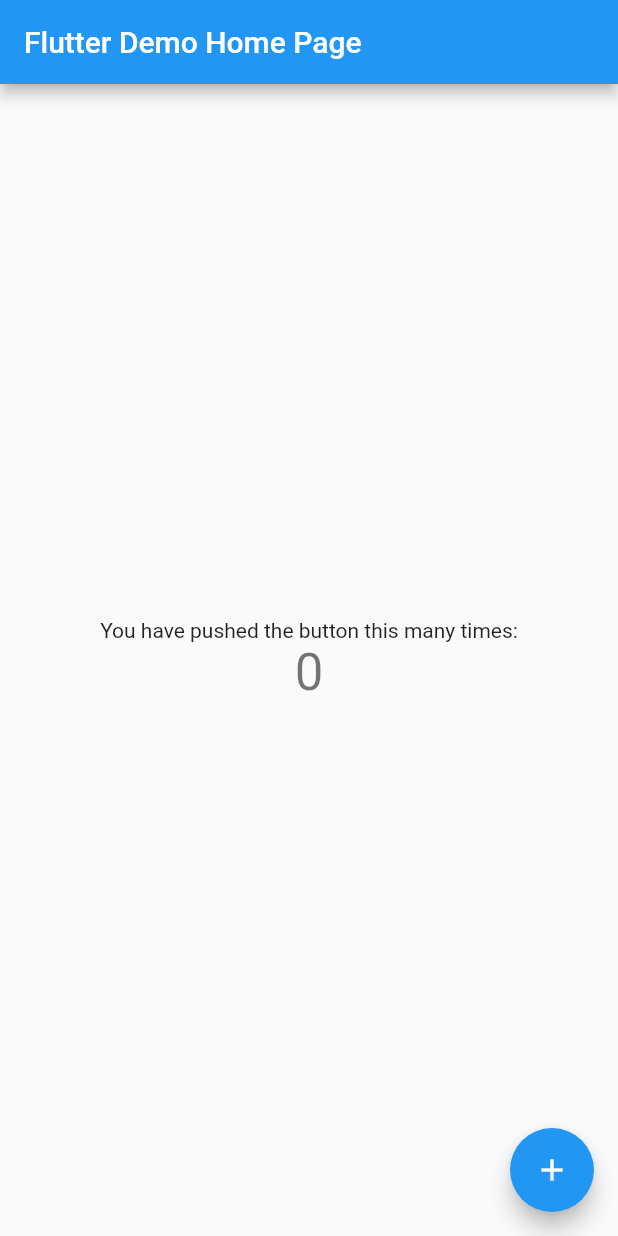
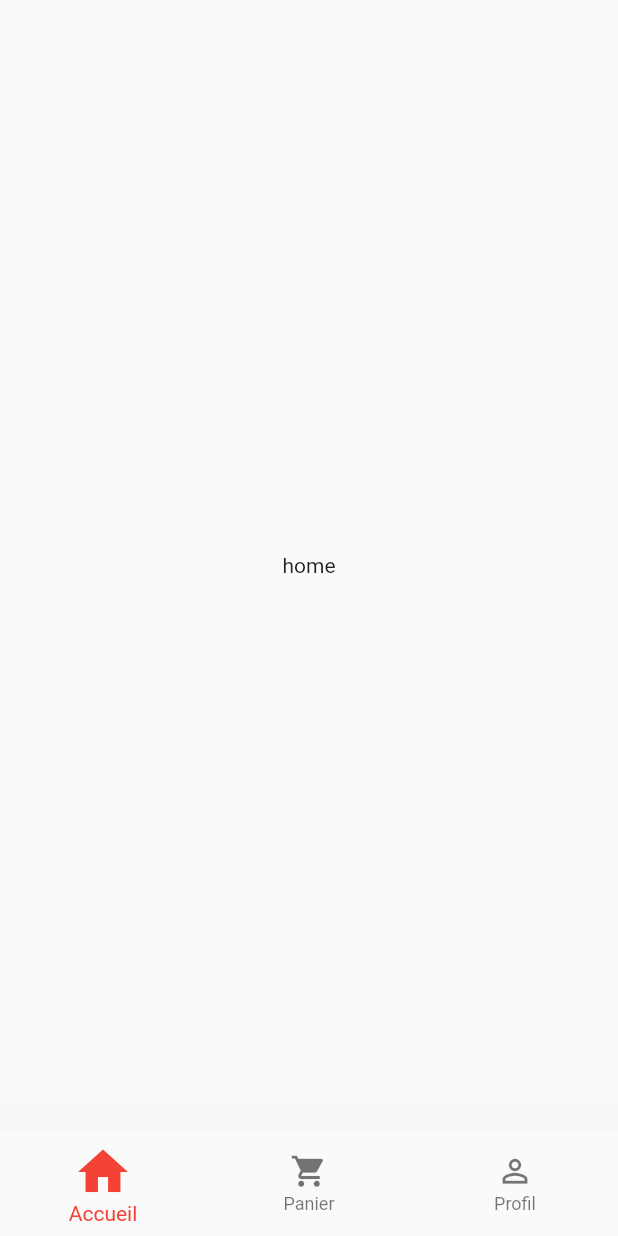
Before and after one commit to hamiltondarryl/mac_services, a Flutter app: the screen it shows after launch, on a phone screen of 412 x 824 dp. Run offline on Flutter 3.47's test engine with Material 2 defaults, Android fonts, the phone set to English and light mode, and no system bars.

Commit message:
mise à niveau

```diff
--- a/lib/main.dart
+++ b/lib/main.dart
@@ -1,4 +1,5 @@
 import 'package:flutter/material.dart';
+import 'package:mac_services/views/home.dart';
 
 void main() {
   runApp(MyApp());
@@ -9,105 +10,12 @@ class MyApp extends StatelessWidget {
   @override
   Widget build(BuildContext context) {
     return MaterialApp(
-      title: 'Flutter Demo',
+      title: 'Mac services',
       theme: ThemeData(
-        // This is the theme of your application.
-        //
-        // Try running your application with "flutter run". You'll see the
-        // application has a blue toolbar. Then, without quitting the app, try
-        // changing the primarySwatch below to Colors.green and then invoke
-        // "hot reload" (press "r" in the console where you ran "flutter run",
-        // or simply save your changes to "hot reload" in a Flutter IDE).
-        // Notice that the counter didn't reset back to zero; the application
-        // is not restarted.
         primarySwatch: Colors.blue,
       ),
-      home: MyHomePage(title: 'Flutter Demo Home Page'),
+      home: Home(),
+      debugShowCheckedModeBanner: false,
     );
   }
 }
-
-class MyHomePage extends StatefulWidget {
-  MyHomePage({Key key, this.title}) : super(key: key);
-
-  // This widget is the home page of your application. It is stateful, meaning
-  // that it has a State object (defined below) that contains fields that affect
-  // how it looks.
-
-  // This class is the configuration for the state. It holds the values (in this
-  // case the title) provided by the parent (in this case the App widget) and
-  // used by the build method of the State. Fields in a Widget subclass are
-  // always marked "final".
-
-  final String title;
-
-  @override
-  _MyHomePageState createState() => _MyHomePageState();
-}
-
-class _MyHomePageState extends State<MyHomePage> {
-  int _counter = 0;
-
-  void _incrementCounter() {
-    setState(() {
-      // This call to setState tells the Flutter framework that something has
-      // changed in this State, which causes it to rerun the build method below
-      // so that the display can reflect the updated values. If we changed
-      // _counter without calling setState(), then the build method would not be
-      // called again, and so nothing would appear to happen.
-      _counter++;
-    });
-  }
-
-  @override
-  Widget build(BuildContext context) {
-    // This method is rerun every time setState is called, for instance as done
-    // by the _incrementCounter method above.
-    //
-    // The Flutter framework has been optimized to make rerunning build methods
-    // fast, so that you can just rebuild anything that needs updating rather
-    // than having to individually change instances of widgets.
-    return Scaffold(
-      appBar: AppBar(
-        // Here we take the value from the MyHomePage object that was created by
-        // the App.build method, and use it to set our appbar title.
-        title: Text(widget.title),
-      ),
-      body: Center(
-        // Center is a layout widget. It takes a single child and positions it
-        // in the middle of the parent.
-        child: Column(
-          // Column is also a layout widget. It takes a list of children and
-          // arranges them vertically. By default, it sizes itself to fit its
-          // children horizontally, and tries to be as tall as its parent.
-          //
-          // Invoke "debug painting" (press "p" in the console, choose the
-          // "Toggle Debug Paint" action from the Flutter Inspector in Android
-          // Studio, or the "Toggle Debug Paint" command in Visual Studio Code)
-          // to see the wireframe for each widget.
-          //
-          // Column has various properties to control how it sizes itself and
-          // how it positions its children. Here we use mainAxisAlignment to
-          // center the children vertically; the main axis here is the vertical
-          // axis because Columns are vertical (the cross axis would be
-          // horizontal).
-          mainAxisAlignment: MainAxisAlignment.center,
-          children: <Widget>[
-            Text(
-              'You have pushed the button this many times:',
-            ),
-            Text(
-              '$_counter',
-              style: Theme.of(context).textTheme.headline4,
-            ),
-          ],
-        ),
-      ),
-      floatingActionButton: FloatingActionButton(
-        onPressed: _incrementCounter,
-        tooltip: 'Increment',
-        child: Icon(Icons.add),
-      ), // This trailing comma makes auto-formatting nicer for build methods.
-    );
-  }
-}
--- /dev/null
+++ b/lib/views/home.dart
@@ -0,0 +1,67 @@
+import 'package:flutter/material.dart';
+import 'package:mac_services/views/pageViews/cart.dart';
+import 'package:mac_services/views/pageViews/homepage.dart';
+import 'package:mac_services/views/pageViews/profil.dart';
+
+class Home extends StatefulWidget {
+  @override
+  _HomeState createState() => _HomeState();
+}
+
+class _HomeState extends State<Home> {
+
+   int _selectedIndex = 0;
+  final PageController _pageController = PageController();
+
+
+  @override
+  Widget build(BuildContext context) {
+    return Scaffold(
+      body: PageView(
+        onPageChanged: (pageIndex) {
+          setState(() {
+            _selectedIndex = pageIndex;
+          });
+        },
+        controller: _pageController,
+        children: <Widget>[
+          HomePage(),
+          Cart(),
+          Profile(),
+        ],
+      ),
+       //La bottombar de navigatiuon
+      bottomNavigationBar: BottomNavigationBar(
+        onTap: _onTappedBar,
+        selectedItemColor: Colors.red,
+        currentIndex: _selectedIndex,
+        elevation: 50.0,
+        items: [
+          BottomNavigationBarItem(
+            icon: Icon(Icons.home,size: _selectedIndex == 0 ? 40 :25.0,),
+            title: Text('Accueil')
+          ),
+          BottomNavigationBarItem(
+            icon: Icon(Icons.shopping_cart, size: _selectedIndex == 1 ? 40 :25.0,),
+            title: Text('Panier')
+          ),
+          BottomNavigationBarItem(
+            icon: Icon(Icons.person_outline, size: _selectedIndex == 2 ? 40 :25.0),
+            title: Text('Profil')
+          )
+        ]
+      ),
+    );
+
+  }
+
+   //fonction de navigation
+  void _onTappedBar(int value) {
+
+    setState(() {
+      _selectedIndex = value;
+    });
+    _pageController.jumpToPage(value);
+    }
+
+  }
--- /dev/null
+++ b/lib/views/pageViews/homepage.dart
@@ -0,0 +1,17 @@
+import 'package:flutter/material.dart';
+
+class HomePage extends StatefulWidget {
+  @override
+  _HomePageState createState() => _HomePageState();
+}
+
+class _HomePageState extends State<HomePage> {
+  @override
+  Widget build(BuildContext context) {
+    return Scaffold(
+      body: Center(
+        child: Text('home'),
+      ),
+    );
+  }
+}
--- a/pubspec.yaml
+++ b/pubspec.yaml
@@ -47,8 +47,8 @@ flutter:
   uses-material-design: true
 
   # To add assets to your application, add an assets section, like this:
-  # assets:
-  #   - images/a_dot_burr.jpeg
+  assets:
+    - assets/img/
   #   - images/a_dot_ham.jpeg
 
   # An image asset can refer to one or more resolution-specific "variants", see
```
Also changed, not shown: lib/views/pageViews/cart.dart (added, +17 -0 lines), lib/views/pageViews/profil.dart (added, +17 -0 lines).
